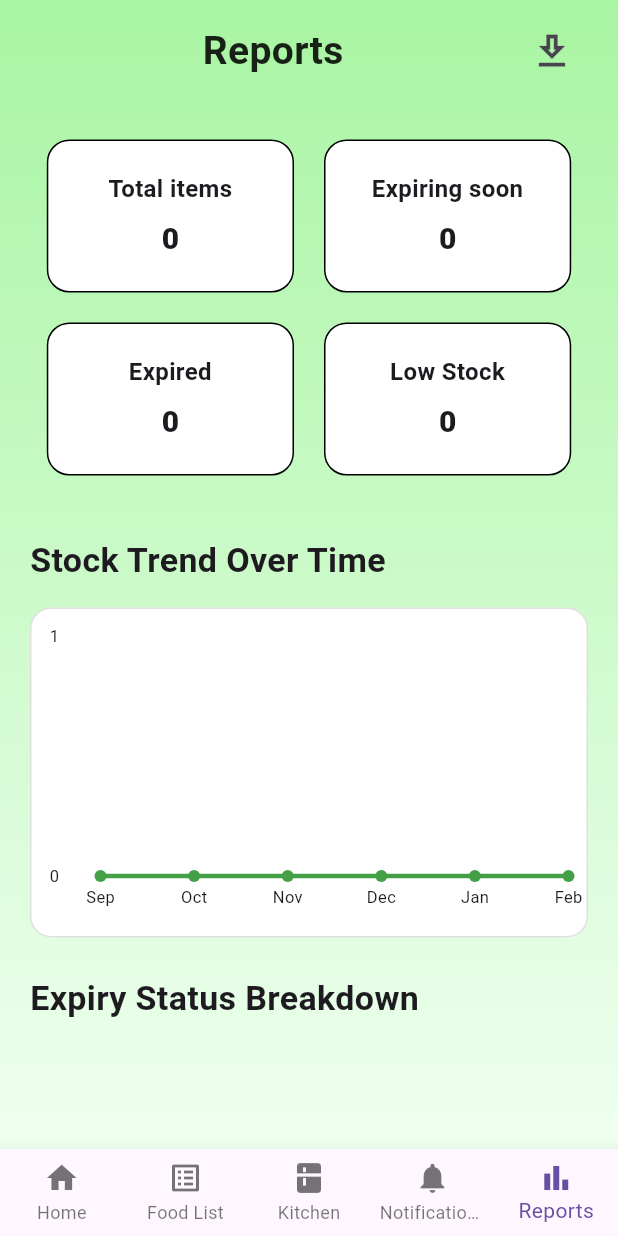
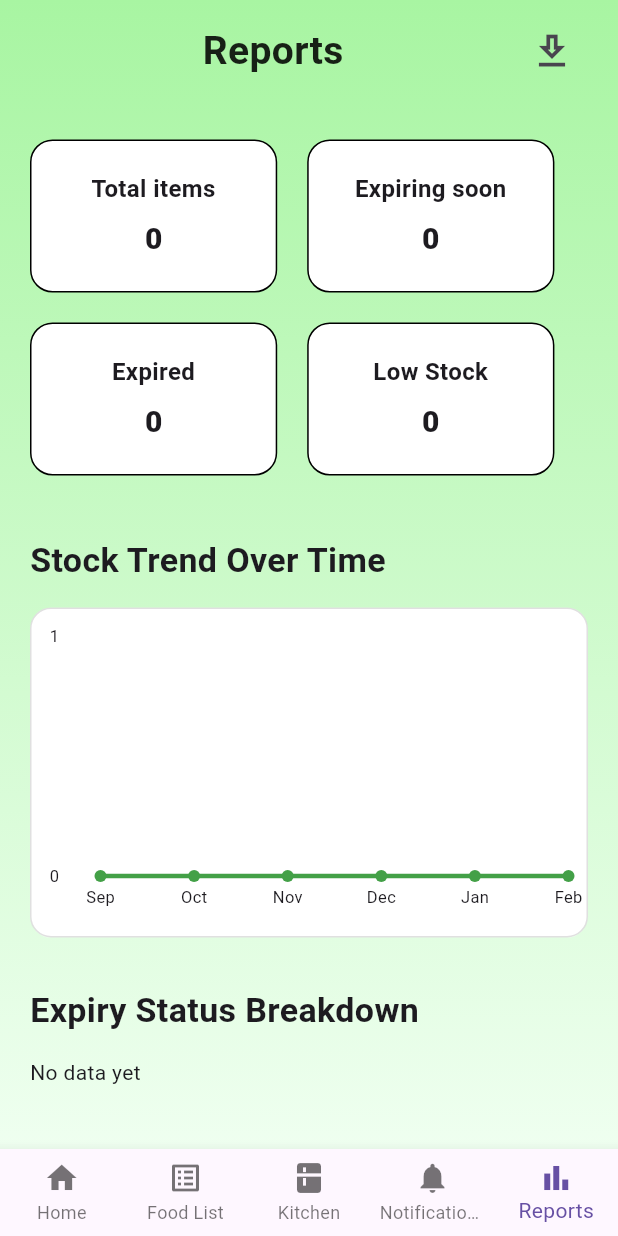
Before and after one commit to InushiAnjala/wasteless_app, a Flutter app: the screen it shows once a user with an empty profile is signed in, item 5 of the bottom bar chosen, on a phone screen of 412 x 824 dp. Run offline on Flutter 3.47's test engine with Material 3 defaults, Android fonts, the phone set to English and light mode, and no system bars; drawn by our look-alikes of fl_chart; our stand-ins replace cloud_firestore, firebase_auth, firebase_core, image_picker; missing offline and left inert: google_mlkit_barcode_scanning, google_mlkit_text_recognition; accounts and stored records are empty.

Commit message:
feat: Enhance ReportsScreen with improved stock trend and expiry status visualization

```diff
--- a/lib/screens/home/reports_screen.dart
+++ b/lib/screens/home/reports_screen.dart
@@ -64,7 +64,8 @@ class ReportsScreen extends StatelessWidget {
                 const SizedBox(height: 35),
 
                 // ---------------- STATS + TREND ----------------
-                Builder(
+                Expanded(
+                  child: Builder(
                     builder: (context) {
                       final user = FirebaseAuth.instance.currentUser;
                       if (user == null) {
@@ -116,7 +117,10 @@ class ReportsScreen extends StatelessWidget {
 
                           final trendPoints = _monthlyTrendPoints(docs);
 
-                        return Column(
+                          return SingleChildScrollView(
+                            padding: const EdgeInsets.only(bottom: 20),
+                            child: Column(
+                              crossAxisAlignment: CrossAxisAlignment.start,
                               children: [
                                 Wrap(
                                   spacing: 20,
@@ -136,37 +140,43 @@ class ReportsScreen extends StatelessWidget {
 
                                 const SizedBox(height: 40),
 
-                            Align(
-                              alignment: Alignment.centerLeft,
-                              child: Text(
+                                Text(
                                   "Stock Trend Over Time",
                                   style: TextStyle(
                                     fontSize: width * 0.055,
                                     fontWeight: FontWeight.w600,
                                   ),
                                 ),
-                            ),
 
                                 const SizedBox(height: 16),
 
                                 _TrendChart(points: trendPoints),
-                          ],
-                        );
-                      },
-                    );
-                  },
-                ),
 
-                const SizedBox(height: 24),
+                                const SizedBox(height: 32),
 
-                Align(
-                  alignment: Alignment.centerLeft,
-                  child: Text(
+                                Text(
                                   "Expiry Status Breakdown",
                                   style: TextStyle(
                                     fontSize: width * 0.055,
                                     fontWeight: FontWeight.w600,
                                   ),
+                                ),
+
+                                const SizedBox(height: 16),
+
+                                _ExpiryPie(
+                                  expired: expired.toDouble(),
+                                  expiringSoon: expiringSoon.toDouble(),
+                                  fresh: (total - expired - expiringSoon)
+                                      .clamp(0, total)
+                                      .toDouble(),
+                                ),
+                              ],
+                            ),
+                          );
+                        },
+                      );
+                    },
                   ),
                 ),
               ],
@@ -352,3 +362,108 @@ class _TrendChart extends StatelessWidget {
     );
   }
 }
+
+class _ExpiryPie extends StatelessWidget {
+  const _ExpiryPie({
+    required this.expired,
+    required this.expiringSoon,
+    required this.fresh,
+  });
+
+  final double expired;
+  final double expiringSoon;
+  final double fresh;
+
+  @override
+  Widget build(BuildContext context) {
+    final total = expired + expiringSoon + fresh;
+    if (total <= 0) {
+      return const Text('No data yet');
+    }
+
+    final sections = [
+      _slice('Expired', expired, Colors.red.shade500),
+      _slice('Expiring soon', expiringSoon, Colors.orange.shade600),
+      _slice('Fresh', fresh, Colors.green.shade600),
+    ].where((s) => s.value > 0).toList();
+
+    return Column(
+      children: [
+        SizedBox(
+          height: 220,
+          child: PieChart(
+            PieChartData(
+              sectionsSpace: 4,
+              centerSpaceRadius: 50,
+              sections: [
+                for (final s in sections)
+                  PieChartSectionData(
+                    color: s.color,
+                    value: s.value,
+                    title: '${((s.value / total) * 100).round()}%',
+                    radius: 64,
+                    titleStyle: const TextStyle(
+                      color: Colors.white,
+                      fontWeight: FontWeight.w700,
+                      fontSize: 13,
+                    ),
+                  ),
+              ],
+            ),
+          ),
+        ),
+        const SizedBox(height: 12),
+        Wrap(
+          spacing: 14,
+          runSpacing: 8,
+          alignment: WrapAlignment.center,
+          children: [
+            for (final s in sections)
+              _LegendDot(label: s.label, color: s.color),
+          ],
+        ),
+      ],
+    );
+  }
+
+  _PieSlice _slice(String label, double value, Color color) {
+    return _PieSlice(label: label, value: value, color: color);
+  }
+}
+
+class _PieSlice {
+  const _PieSlice({
+    required this.label,
+    required this.value,
+    required this.color,
+  });
+  final String label;
+  final double value;
+  final Color color;
+}
+
+class _LegendDot extends StatelessWidget {
+  const _LegendDot({required this.label, required this.color});
+
+  final String label;
+  final Color color;
+
+  @override
+  Widget build(BuildContext context) {
+    return Row(
+      mainAxisSize: MainAxisSize.min,
+      children: [
+        Container(
+          width: 12,
+          height: 12,
+          decoration: BoxDecoration(color: color, shape: BoxShape.circle),
+        ),
+        const SizedBox(width: 6),
+        Text(
+          label,
+          style: const TextStyle(fontSize: 13, fontWeight: FontWeight.w600),
+        ),
+      ],
+    );
+  }
+}
```
Lines whose indentation alone changed are shown as unchanged.
